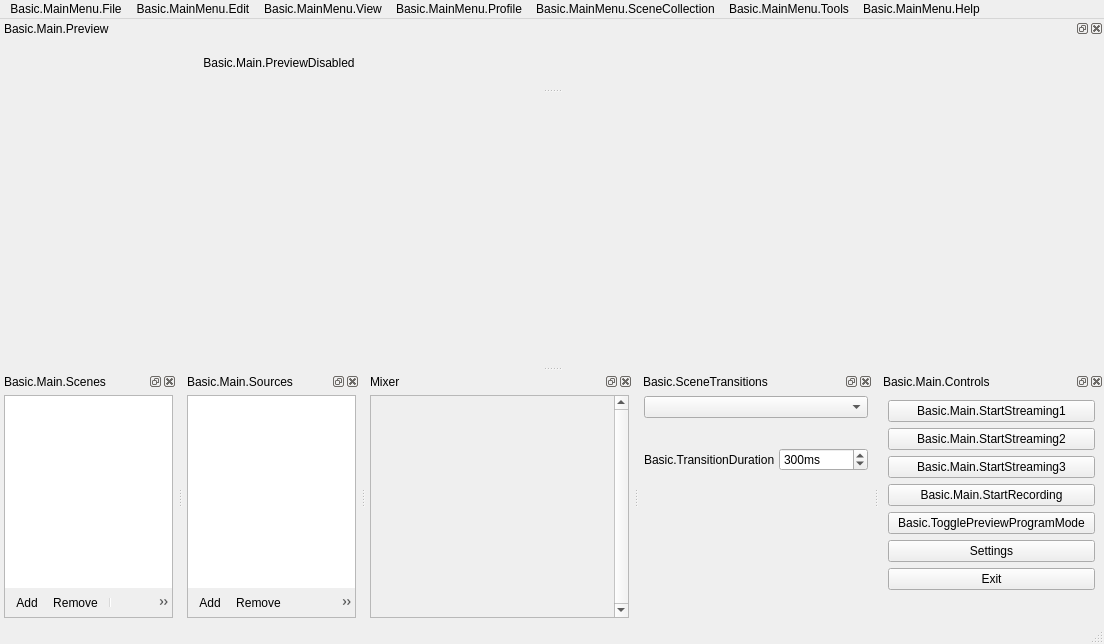
Old version of the form UI/forms/OBSBasic.ui in the repository Winding6636/obs_mod.
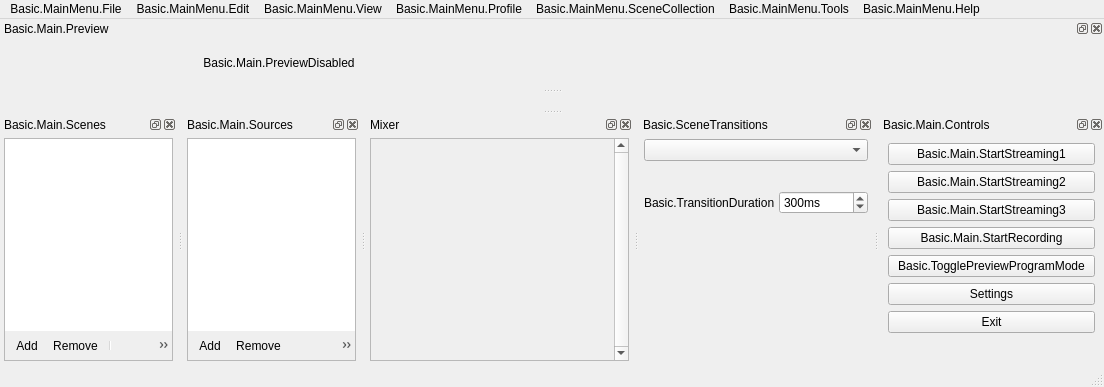
New version of the form. Icons and pictures are not drawn. Custom widgets are drawn as their Qt base class.

```diff
--- a/UI/forms/OBSBasic.ui
+++ b/UI/forms/OBSBasic.ui
@@ -3,12 +3,15 @@
  <author>Jim</author>
  <class>OBSBasic</class>
  <widget class="QMainWindow" name="OBSBasic">
+  <property name="enabled">
+   <bool>true</bool>
+  </property>
   <property name="geometry">
    <rect>
     <x>0</x>
     <y>0</y>
     <width>1104</width>
-    <height>644</height>
+    <height>387</height>
    </rect>
   </property>
   <property name="sizePolicy">
@@ -36,7 +39,17 @@
   <property name="dockOptions">
    <set>QMainWindow::AllowNestedDocks|QMainWindow::AllowTabbedDocks|QMainWindow::AnimatedDocks</set>
   </property>
-  <widget class="QWidget" name="centralwidget"/>
+  <widget class="QWidget" name="centralwidget">
+   <property name="enabled">
+    <bool>false</bool>
+   </property>
+   <property name="layoutDirection">
+    <enum>Qt::LeftToRight</enum>
+   </property>
+   <property name="autoFillBackground">
+    <bool>false</bool>
+   </property>
+  </widget>
   <widget class="QMenuBar" name="menubar">
    <property name="geometry">
     <rect>
```
Left out of the diff: 14 changed lines with no effect on the pictures.
